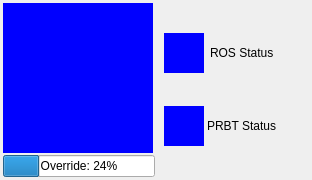
This is pilz_status_indicator_rqt/resource/PilzStatusIndicatorRqt.ui in PilzDE/pilz_robots as Qt 5 draws it before an edit. The edited form follows.
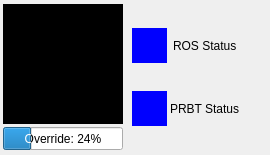
This is the edited form.

Commit message: adapting to 120p icons

What changed in the file:
```diff
--- a/pilz_status_indicator_rqt/resource/PilzStatusIndicatorRqt.ui
+++ b/pilz_status_indicator_rqt/resource/PilzStatusIndicatorRqt.ui
@@ -9,8 +9,8 @@
    <rect>
     <x>0</x>
     <y>0</y>
-    <width>312</width>
-    <height>180</height>
+    <width>270</width>
+    <height>155</height>
    </rect>
   </property>
   <property name="sizePolicy">
@@ -21,20 +21,20 @@
   </property>
   <property name="minimumSize">
    <size>
-    <width>312</width>
-    <height>180</height>
+    <width>270</width>
+    <height>155</height>
    </size>
   </property>
   <property name="maximumSize">
    <size>
-    <width>312</width>
-    <height>180</height>
+    <width>270</width>
+    <height>155</height>
    </size>
   </property>
   <property name="windowTitle">
    <string>Form</string>
   </property>
-  <layout class="QHBoxLayout" name="horizontalLayout">
+  <layout class="QHBoxLayout" name="horizontalLayout" stretch="1,2">
    <property name="spacing">
     <number>3</number>
    </property>
@@ -77,14 +77,14 @@
        </property>
        <property name="minimumSize">
         <size>
-         <width>150</width>
-         <height>150</height>
+         <width>120</width>
+         <height>120</height>
         </size>
        </property>
        <property name="maximumSize">
         <size>
-         <width>150</width>
-         <height>150</height>
+         <width>120</width>
+         <height>120</height>
         </size>
        </property>
        <property name="baseSize">
@@ -94,7 +94,7 @@
         </size>
        </property>
        <property name="styleSheet">
-        <string notr="true">QLabel { background-color: blue }</string>
+        <string notr="true">QLabel { background-color: black }</string>
        </property>
        <property name="alignment">
         <set>Qt::AlignCenter</set>
@@ -111,7 +111,7 @@
        </property>
        <property name="minimumSize">
         <size>
-         <width>150</width>
+         <width>120</width>
          <height>0</height>
         </size>
        </property>
@@ -169,14 +169,14 @@
          </property>
          <property name="minimumSize">
           <size>
-           <width>40</width>
-           <height>40</height>
+           <width>35</width>
+           <height>35</height>
           </size>
          </property>
          <property name="maximumSize">
           <size>
-           <width>40</width>
-           <height>40</height>
+           <width>35</width>
+           <height>35</height>
           </size>
          </property>
          <property name="sizeIncrement">
@@ -226,14 +226,14 @@
          </property>
          <property name="minimumSize">
           <size>
-           <width>40</width>
-           <height>40</height>
+           <width>35</width>
+           <height>35</height>
           </size>
          </property>
          <property name="maximumSize">
           <size>
-           <width>40</width>
-           <height>40</height>
+           <width>35</width>
+           <height>35</height>
           </size>
          </property>
          <property name="sizeIncrement">
```
The commit also changes 1 other file.
